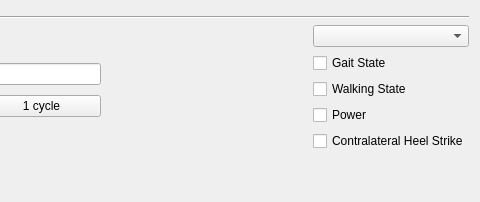
The window that ui/w_ankleAnglePlot.ui (johnbatzer18/biomech_flexsea-plan) describes before a commit, drawn with Qt 5; both pictures show x 283 to 763 and y 0 to 202 of the 763 by 202 pixel window.
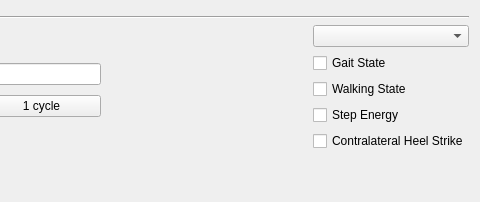
The same window after the commit.

Diff of the .ui file:
```diff
--- a/ui/w_ankleAnglePlot.ui
+++ b/ui/w_ankleAnglePlot.ui
@@ -155,7 +155,7 @@
        <item row="3" column="0">
         <widget class="QCheckBox" name="checkBoxP">
          <property name="text">
-          <string>Power</string>
+          <string>Step Energy</string>
          </property>
         </widget>
        </item>
```
